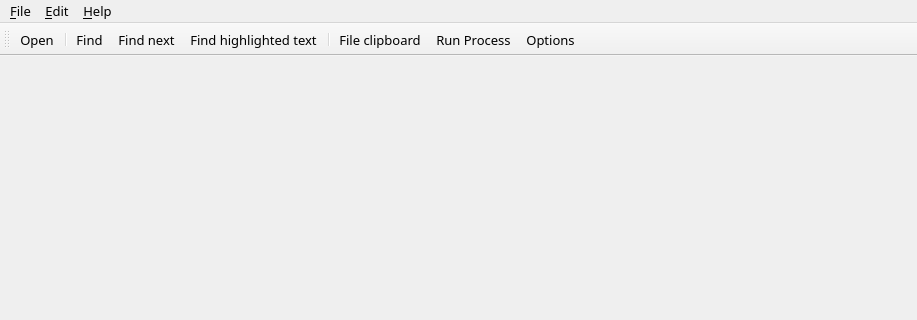
First picture: the form in ComBombGui/mainwindow.ui, repository cdesjardins/ComBomb, before the edit; both pictures show x 0 to 917 and y 0 to 320 of the 917 by 637 pixel window.
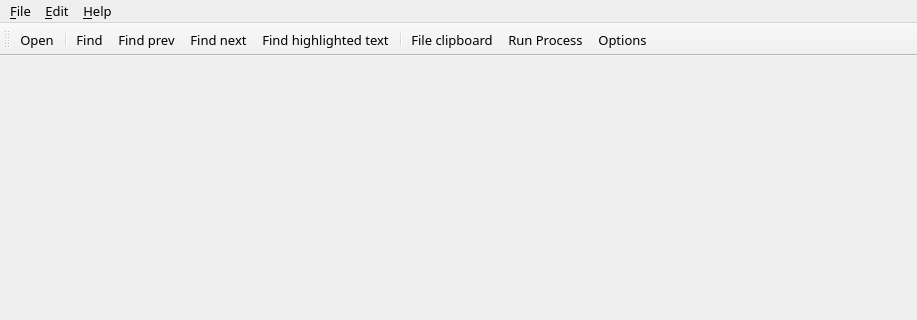
Second picture: the form after the edit. Icons and pictures are not drawn.

```diff
--- a/ComBombGui/mainwindow.ui
+++ b/ComBombGui/mainwindow.ui
@@ -82,6 +82,7 @@
    <addaction name="actionOpen"/>
    <addaction name="separator"/>
    <addaction name="action_Find"/>
+   <addaction name="actionFind_prev"/>
    <addaction name="actionFind_next"/>
    <addaction name="actionFind_highlighted_text"/>
    <addaction name="separator"/>
```
Left out of the diff: 3 changed lines with no effect on the pictures.
